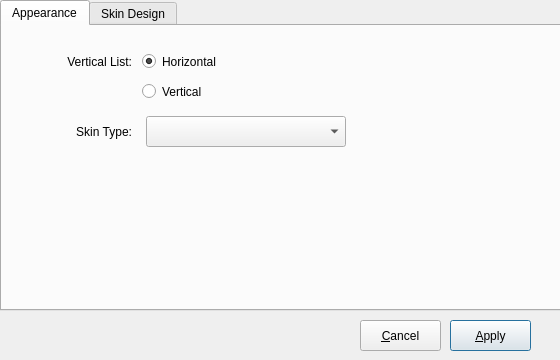
Old version of the form mainwindow.ui in the repository lenky0401/fcitx-qimpanel-configtool.
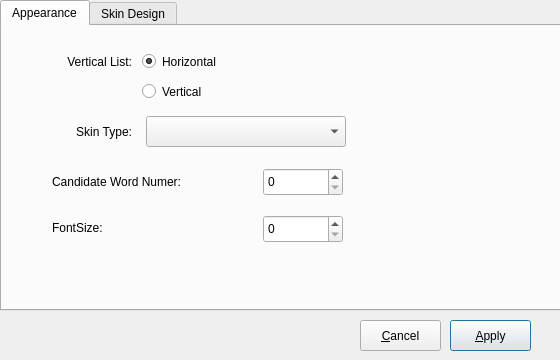
New version of the form. The open tabs and pages were chosen to show the change.

What changed in the file:
```diff
--- a/mainwindow.ui
+++ b/mainwindow.ui
@@ -129,6 +129,52 @@
       </rect>
      </property>
     </widget>
+    <widget class="QLabel" name="candidateWord">
+     <property name="geometry">
+      <rect>
+       <x>50</x>
+       <y>140</y>
+       <width>211</width>
+       <height>31</height>
+      </rect>
+     </property>
+     <property name="text">
+      <string>Candidate Word Numer:</string>
+     </property>
+    </widget>
+    <widget class="QSpinBox" name="candidateWordSpinBox">
+     <property name="geometry">
+      <rect>
+       <x>261</x>
+       <y>142</y>
+       <width>80</width>
+       <height>28</height>
+      </rect>
+     </property>
+    </widget>
+    <widget class="QSpinBox" name="fontSizeSpinBox">
+     <property name="geometry">
+      <rect>
+       <x>261</x>
+       <y>189</y>
+       <width>80</width>
+       <height>28</height>
+      </rect>
+     </property>
+    </widget>
+    <widget class="QLabel" name="labelFontSize">
+     <property name="geometry">
+      <rect>
+       <x>50</x>
+       <y>192</y>
+       <width>201</width>
+       <height>20</height>
+      </rect>
+     </property>
+     <property name="text">
+      <string>FontSize:</string>
+     </property>
+    </widget>
    </widget>
    <widget class="QWidget" name="tabSkinDesign">
     <attribute name="title">
```
